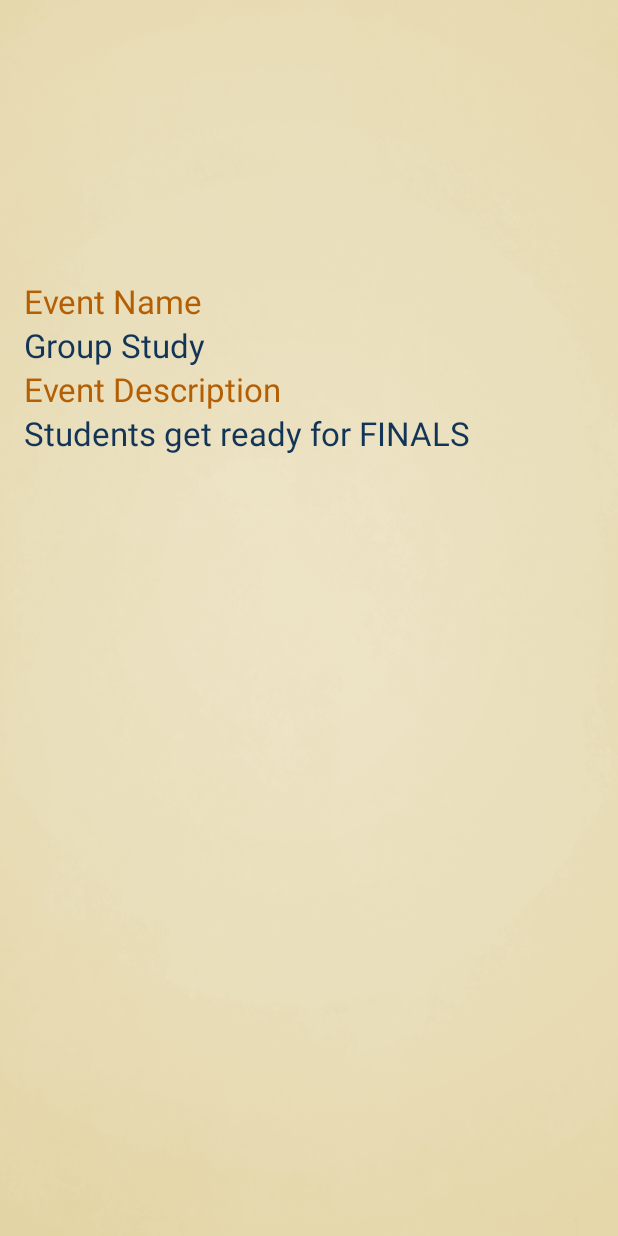
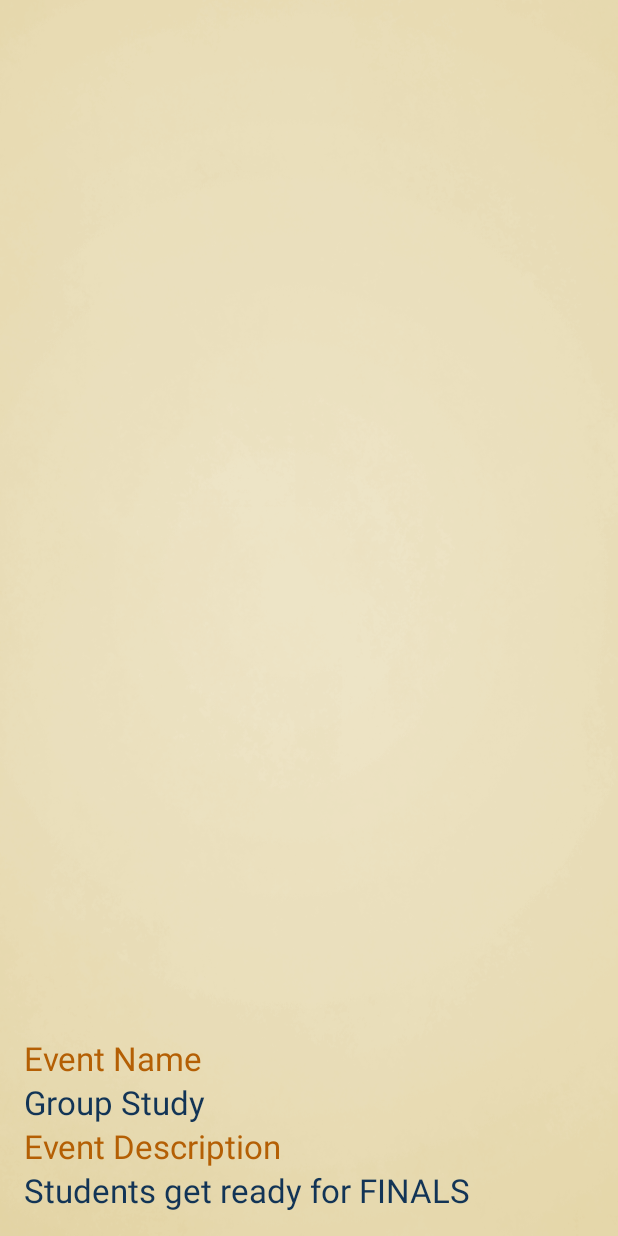
Before and after one commit to josh-marasigan/OrangeLoop, an Android app: the EventPage screen opened directly, with no data from a screen before it, on a phone screen of 412 x 824 dp. Run offline under Robolectric (Android 15) with nearby library versions, the phone set to English and light mode, and no system bars; 1 statement that could not run was skipped.

```diff
--- a/app/src/main/res/layout/activity_event_page.xml
+++ b/app/src/main/res/layout/activity_event_page.xml
@@ -26,10 +26,7 @@
         android:layout_width="match_parent"
         android:layout_height="wrap_content"
         android:id="@+id/linearLayout"
-        android:layout_below="@+id/imageViewClub"
         android:layout_alignParentBottom="true"
-        android:layout_alignParentRight="true"
-        android:layout_alignParentEnd="true"
         android:layout_alignParentLeft="true"
         android:layout_alignParentStart="true">
 
```
